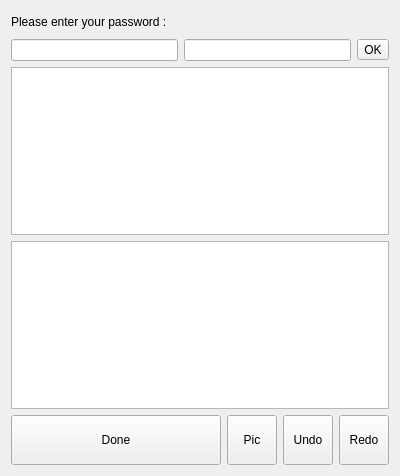
First picture: the form in src/dlgmainnotes.ui, repository ic005k/Knot-Legacy, before the edit.
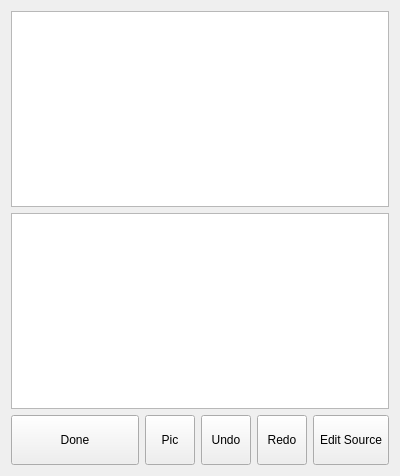
Second picture: the form after the edit. Icons and pictures are not drawn.

What changed in the file:
```diff
--- a/src/dlgmainnotes.ui
+++ b/src/dlgmainnotes.ui
@@ -14,67 +14,13 @@
    <string>Dialog</string>
   </property>
   <layout class="QGridLayout" name="gridLayout_2">
-   <item row="1" column="0">
-    <widget class="QFrame" name="frameSetKey">
-     <property name="minimumSize">
-      <size>
-       <width>0</width>
-       <height>50</height>
-      </size>
-     </property>
-     <property name="frameShape">
-      <enum>QFrame::NoFrame</enum>
-     </property>
-     <property name="frameShadow">
-      <enum>QFrame::Raised</enum>
-     </property>
-     <layout class="QGridLayout" name="gridLayout">
-      <property name="leftMargin">
-       <number>0</number>
-      </property>
-      <property name="topMargin">
-       <number>0</number>
-      </property>
-      <property name="rightMargin">
-       <number>0</number>
-      </property>
-      <property name="bottomMargin">
-       <number>0</number>
-      </property>
-      <item row="0" column="0">
-       <widget class="QLabel" name="label">
-        <property name="text">
-         <string>Please enter your password : </string>
-        </property>
-       </widget>
-      </item>
-      <item row="1" column="0">
-       <layout class="QHBoxLayout" name="horizontalLayout_3">
-        <item>
-         <widget class="QLineEdit" name="edit1"/>
-        </item>
-        <item>
-         <widget class="QLineEdit" name="edit2"/>
-        </item>
-        <item>
-         <widget class="QToolButton" name="btnOK">
-          <property name="text">
-           <string>OK</string>
-          </property>
-         </widget>
-        </item>
-       </layout>
-      </item>
-     </layout>
-    </widget>
-   </item>
-   <item row="3" column="0">
-    <widget class="QTextBrowser" name="textBrowser"/>
-   </item>
    <item row="2" column="0">
+    <widget class="QTextBrowser" name="textBrowser"/>
+   </item>
+   <item row="1" column="0">
     <widget class="QTextEdit" name="textEdit"/>
    </item>
-   <item row="4" column="0">
+   <item row="3" column="0">
     <layout class="QHBoxLayout" name="horizontalLayout_2">
      <item>
       <widget class="QToolButton" name="btnBack">
@@ -176,6 +122,25 @@
        </property>
       </widget>
      </item>
+     <item>
+      <widget class="QToolButton" name="btnEditSource">
+       <property name="sizePolicy">
+        <sizepolicy hsizetype="Fixed" vsizetype="Fixed">
+         <horstretch>0</horstretch>
+         <verstretch>0</verstretch>
+        </sizepolicy>
+       </property>
+       <property name="minimumSize">
+        <size>
+         <width>50</width>
+         <height>50</height>
+        </size>
+       </property>
+       <property name="text">
+        <string>Edit Source</string>
+       </property>
+      </widget>
+     </item>
     </layout>
    </item>
   </layout>
```
